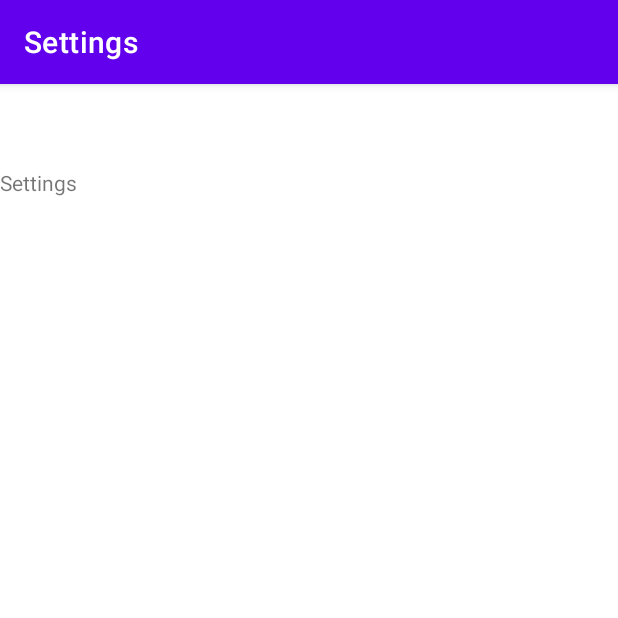
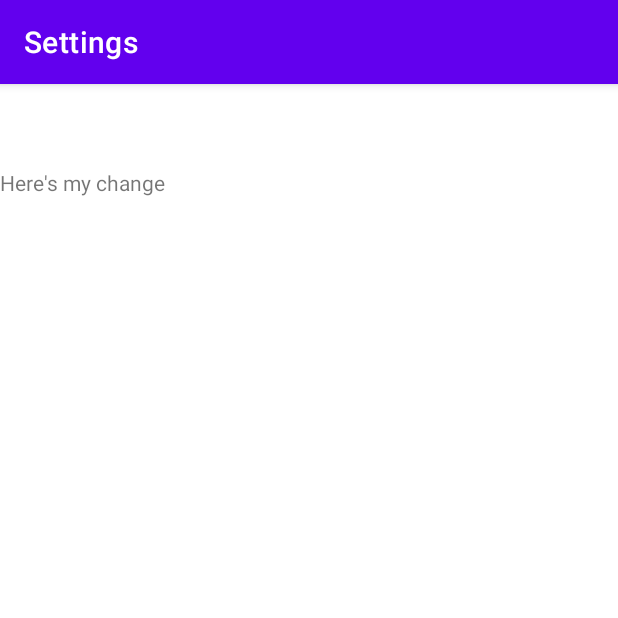
Before and after one commit to SeanAres/CS639Team1Project2021, an Android app: the settings screen opened through its navigation route, on a phone screen of 412 x 824 dp, the top half of it. Run offline under Robolectric (Android 15) with nearby library versions, the phone set to English and light mode, and no system bars; our stand-ins replace navigation-ui.

Commit message:
changed text view

```diff
--- a/HealthyShopper/app/src/main/res/layout/fragment_settings.xml
+++ b/HealthyShopper/app/src/main/res/layout/fragment_settings.xml
@@ -9,6 +9,6 @@
     <TextView
         android:layout_width="match_parent"
         android:layout_height="match_parent"
-        android:text="@string/settings" />
+        android:text="Here's my change" />
 
 </FrameLayout>
```
